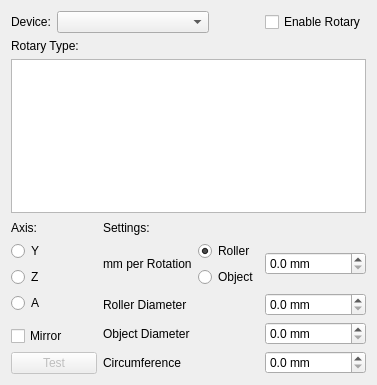
Qt form src/windows/rotary_setup.ui (flux3dp/swiftray) before a commit.
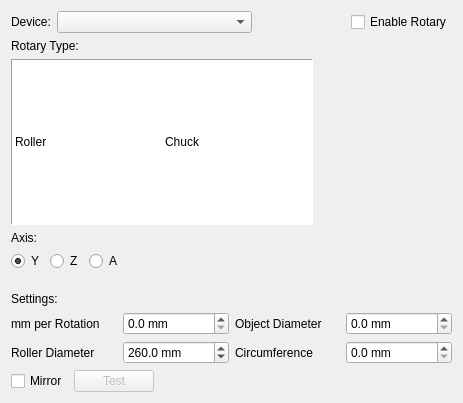
The same form after that commit. Icons and pictures are not drawn.

Commit message: Add rotary type icon

Diff of the .ui file:
```diff
--- a/src/windows/rotary_setup.ui
+++ b/src/windows/rotary_setup.ui
@@ -6,8 +6,8 @@
    <rect>
     <x>0</x>
     <y>0</y>
-    <width>377</width>
-    <height>385</height>
+    <width>463</width>
+    <height>403</height>
    </rect>
   </property>
   <property name="windowTitle">
@@ -55,32 +55,101 @@
     </widget>
    </item>
    <item>
+    <layout class="QHBoxLayout" name="horizontalLayout_2">
+     <item>
     <widget class="QListWidget" name="typeList">
+       <property name="sizePolicy">
+        <sizepolicy hsizetype="Fixed" vsizetype="Fixed">
+         <horstretch>0</horstretch>
+         <verstretch>0</verstretch>
+        </sizepolicy>
+       </property>
+       <property name="minimumSize">
+        <size>
+         <width>302</width>
+         <height>110</height>
+        </size>
+       </property>
+       <property name="frameShape">
+        <enum>QFrame::Panel</enum>
+       </property>
+       <property name="frameShadow">
+        <enum>QFrame::Sunken</enum>
+       </property>
+       <property name="showDropIndicator" stdset="0">
+        <bool>false</bool>
+       </property>
+       <property name="iconSize">
+        <size>
+         <width>90</width>
+         <height>90</height>
+        </size>
+       </property>
+       <property name="textElideMode">
+        <enum>Qt::ElideLeft</enum>
+       </property>
+       <property name="flow">
+        <enum>QListView::LeftToRight</enum>
+       </property>
+       <property name="spacing">
+        <number>0</number>
+       </property>
+       <property name="gridSize">
+        <size>
+         <width>150</width>
+         <height>100</height>
+        </size>
+       </property>
      <property name="viewMode">
-      <enum>QListView::IconMode</enum>
-     </property>
+        <enum>QListView::ListMode</enum>
+       </property>
+       <property name="modelColumn">
+        <number>0</number>
+       </property>
+       <property name="uniformItemSizes">
+        <bool>true</bool>
+       </property>
+       <property name="selectionRectVisible">
+        <bool>true</bool>
+       </property>
+       <property name="currentRow">
+        <number>-1</number>
+       </property>
+       <item>
+        <property name="text">
+         <string>Roller </string>
+        </property>
+        <property name="icon">
+         <iconset resource="../../qml.qrc">
+          <normaloff>:/resources/images/dark/icon-rotary.png</normaloff>:/resources/images/dark/icon-rotary.png</iconset>
+        </property>
+       </item>
+       <item>
+        <property name="text">
+         <string>Chuck</string>
+        </property>
+        <property name="icon">
+         <iconset resource="../../qml.qrc">
+          <normaloff>:/resources/images/dark/icon-rotary-2.png</normaloff>:/resources/images/dark/icon-rotary-2.png</iconset>
+        </property>
+       </item>
     </widget>
    </item>
    <item>
-    <spacer name="verticalSpacer_3">
+      <spacer name="horizontalSpacer_3">
      <property name="orientation">
-      <enum>Qt::Vertical</enum>
+        <enum>Qt::Horizontal</enum>
      </property>
      <property name="sizeHint" stdset="0">
       <size>
-       <width>20</width>
-       <height>40</height>
+         <width>40</width>
+         <height>20</height>
       </size>
      </property>
     </spacer>
    </item>
-   <item>
-    <layout class="QHBoxLayout" name="horizontalLayout_2">
-     <item>
-      <layout class="QVBoxLayout" name="verticalLayout_2">
-       <property name="sizeConstraint">
-        <enum>QLayout::SetDefaultConstraint</enum>
-       </property>
+    </layout>
+   </item>
        <item>
         <widget class="QLabel" name="label_3">
          <property name="maximumSize">
@@ -95,6 +164,8 @@
         </widget>
        </item>
        <item>
+    <layout class="QHBoxLayout" name="horizontalLayout_3">
+     <item>
         <widget class="QRadioButton" name="YRadioButton">
          <property name="text">
           <string>Y</string>
@@ -119,69 +190,22 @@
         </widget>
        </item>
        <item>
-        <spacer name="verticalSpacer">
+      <spacer name="horizontalSpacer">
          <property name="orientation">
-          <enum>Qt::Vertical</enum>
-         </property>
-         <property name="sizeType">
-          <enum>QSizePolicy::Expanding</enum>
+        <enum>Qt::Horizontal</enum>
          </property>
          <property name="sizeHint" stdset="0">
           <size>
-           <width>20</width>
-           <height>40</height>
+         <width>40</width>
+         <height>20</height>
           </size>
          </property>
         </spacer>
        </item>
-       <item>
-        <widget class="QCheckBox" name="mirrorCheckBox">
-         <property name="maximumSize">
-          <size>
-           <width>100</width>
-           <height>16777215</height>
-          </size>
-         </property>
-         <property name="text">
-          <string>Mirror</string>
-         </property>
-        </widget>
-       </item>
-       <item>
-        <widget class="QPushButton" name="testBtn">
-         <property name="enabled">
-          <bool>false</bool>
-         </property>
-         <property name="minimumSize">
-          <size>
-           <width>0</width>
-           <height>0</height>
-          </size>
-         </property>
-         <property name="maximumSize">
-          <size>
-           <width>100</width>
-           <height>16777215</height>
-          </size>
-         </property>
-         <property name="text">
-          <string>Test</string>
-         </property>
-        </widget>
-       </item>
       </layout>
      </item>
      <item>
-      <layout class="QGridLayout" name="gridLayout">
-       <item row="4" column="0">
-        <widget class="QLabel" name="label_8">
-         <property name="text">
-          <string>Circumference</string>
-         </property>
-        </widget>
-       </item>
-       <item row="0" column="2">
-        <spacer name="verticalSpacer_2">
+    <spacer name="verticalSpacer_3">
          <property name="orientation">
           <enum>Qt::Vertical</enum>
          </property>
@@ -193,39 +217,7 @@
          </property>
         </spacer>
        </item>
-       <item row="3" column="2">
-        <widget class="QDoubleSpinBox" name="ObjectSpinBox">
-         <property name="suffix">
-          <string> mm</string>
-         </property>
-         <property name="decimals">
-          <number>1</number>
-         </property>
-         <property name="maximum">
-          <double>999999.000000000000000</double>
-         </property>
-         <property name="singleStep">
-          <double>0.100000000000000</double>
-         </property>
-        </widget>
-       </item>
-       <item row="1" column="2">
-        <widget class="QDoubleSpinBox" name="mmPerRotationSpinBox">
-         <property name="suffix">
-          <string> mm</string>
-         </property>
-         <property name="decimals">
-          <number>1</number>
-         </property>
-         <property name="maximum">
-          <double>999999.000000000000000</double>
-         </property>
-         <property name="singleStep">
-          <double>0.100000000000000</double>
-         </property>
-        </widget>
-       </item>
-       <item row="0" column="0">
+   <item>
         <widget class="QLabel" name="label_4">
          <property name="text">
           <string>Settings:</string>
@@ -235,82 +227,155 @@
          </property>
         </widget>
        </item>
-       <item row="2" column="2">
-        <widget class="QDoubleSpinBox" name="rollerDiameterSpinBox">
-         <property name="suffix">
-          <string> mm</string>
-         </property>
-         <property name="decimals">
-          <number>1</number>
-         </property>
-         <property name="maximum">
-          <double>999999.000000000000000</double>
-         </property>
-         <property name="singleStep">
-          <double>0.100000000000000</double>
-         </property>
-        </widget>
-       </item>
-       <item row="1" column="0">
-        <widget class="QLabel" name="label_5">
-         <property name="text">
-          <string>mm per Rotation</string>
-         </property>
-        </widget>
-       </item>
-       <item row="1" column="1">
-        <layout class="QVBoxLayout" name="verticalLayout_4">
          <item>
-          <widget class="QRadioButton" name="rollerRadioButton">
-           <property name="text">
-            <string>Roller</string>
-           </property>
-           <property name="checked">
-            <bool>true</bool>
-           </property>
-          </widget>
-         </item>
-         <item>
-          <widget class="QRadioButton" name="objectRadioButton">
-           <property name="text">
-            <string>Object</string>
-           </property>
-          </widget>
-         </item>
-        </layout>
-       </item>
-       <item row="4" column="2">
-        <widget class="QDoubleSpinBox" name="CircumSpinBox">
-         <property name="suffix">
-          <string> mm</string>
-         </property>
-         <property name="decimals">
-          <number>1</number>
-         </property>
-         <property name="maximum">
-          <double>999999.000000000000000</double>
-         </property>
-         <property name="singleStep">
-          <double>0.100000000000000</double>
-         </property>
-        </widget>
-       </item>
-       <item row="2" column="0">
+    <layout class="QGridLayout" name="gridLayout_2">
+     <item row="3" column="0">
         <widget class="QLabel" name="label_7">
          <property name="text">
           <string>Roller Diameter</string>
          </property>
         </widget>
        </item>
-       <item row="3" column="0">
+     <item row="2" column="2">
         <widget class="QLabel" name="label_6">
          <property name="text">
           <string>Object Diameter</string>
          </property>
         </widget>
        </item>
-      </layout>
-     </item>
+     <item row="2" column="3">
+      <widget class="QDoubleSpinBox" name="ObjectSpinBox">
+       <property name="suffix">
+        <string> mm</string>
+       </property>
+       <property name="decimals">
+        <number>1</number>
+       </property>
+       <property name="maximum">
+        <double>999999.000000000000000</double>
+       </property>
+       <property name="singleStep">
+        <double>0.100000000000000</double>
+       </property>
+      </widget>
+     </item>
+     <item row="3" column="1">
+      <widget class="QDoubleSpinBox" name="rollerDiameterSpinBox">
+       <property name="suffix">
+        <string> mm</string>
+       </property>
+       <property name="decimals">
+        <number>1</number>
+       </property>
+       <property name="maximum">
+        <double>999999.000000000000000</double>
+       </property>
+       <property name="singleStep">
+        <double>0.100000000000000</double>
+       </property>
+       <property name="value">
+        <double>260.000000000000000</double>
+       </property>
+      </widget>
+     </item>
+     <item row="2" column="1">
+      <widget class="QDoubleSpinBox" name="mmPerRotationSpinBox">
+       <property name="suffix">
+        <string> mm</string>
+       </property>
+       <property name="decimals">
+        <number>1</number>
+       </property>
+       <property name="maximum">
+        <double>999999.000000000000000</double>
+       </property>
+       <property name="singleStep">
+        <double>0.100000000000000</double>
+       </property>
+      </widget>
+     </item>
+     <item row="3" column="3">
+      <widget class="QDoubleSpinBox" name="CircumSpinBox">
+       <property name="suffix">
+        <string> mm</string>
+       </property>
+       <property name="decimals">
+        <number>1</number>
+       </property>
+       <property name="maximum">
+        <double>999999.000000000000000</double>
+       </property>
+       <property name="singleStep">
+        <double>0.100000000000000</double>
+       </property>
+      </widget>
+     </item>
+     <item row="2" column="0">
+      <widget class="QLabel" name="label_5">
+       <property name="text">
+        <string>mm per Rotation</string>
+       </property>
+      </widget>
+     </item>
+     <item row="3" column="2">
+      <widget class="QLabel" name="label_8">
+       <property name="text">
+        <string>Circumference</string>
+       </property>
+      </widget>
+     </item>
+    </layout>
+   </item>
+   <item>
+    <layout class="QHBoxLayout" name="horizontalLayout_5">
+     <item>
+      <widget class="QCheckBox" name="mirrorCheckBox">
+       <property name="maximumSize">
+        <size>
+         <width>100</width>
+         <height>16777215</height>
+        </size>
+       </property>
+       <property name="text">
+        <string>Mirror</string>
+       </property>
+      </widget>
+     </item>
+     <item>
+      <widget class="QPushButton" name="testBtn">
+       <property name="enabled">
+        <bool>false</bool>
+       </property>
+       <property name="minimumSize">
+        <size>
+         <width>0</width>
+         <height>0</height>
+        </size>
+       </property>
+       <property name="maximumSize">
+        <size>
+         <width>100</width>
+         <height>16777215</height>
+        </size>
+       </property>
+       <property name="text">
+        <string>Test</string>
+       </property>
+      </widget>
+     </item>
+     <item>
+      <spacer name="horizontalSpacer_2">
+       <property name="orientation">
+        <enum>Qt::Horizontal</enum>
+       </property>
+       <property name="sizeHint" stdset="0">
+        <size>
+         <width>40</width>
+         <height>20</height>
+        </size>
+       </property>
+      </spacer>
+     </item>
     </layout>
    </item>
   </layout>
```
Left out of the diff: 4 changed lines with no effect on the pictures. Lines whose indentation alone changed are shown as unchanged. The commit also changes 15 other files.
